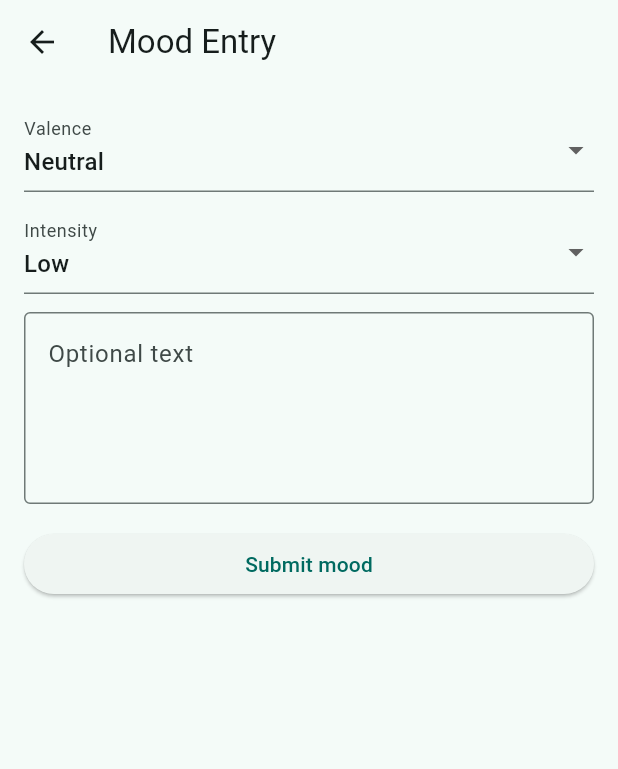
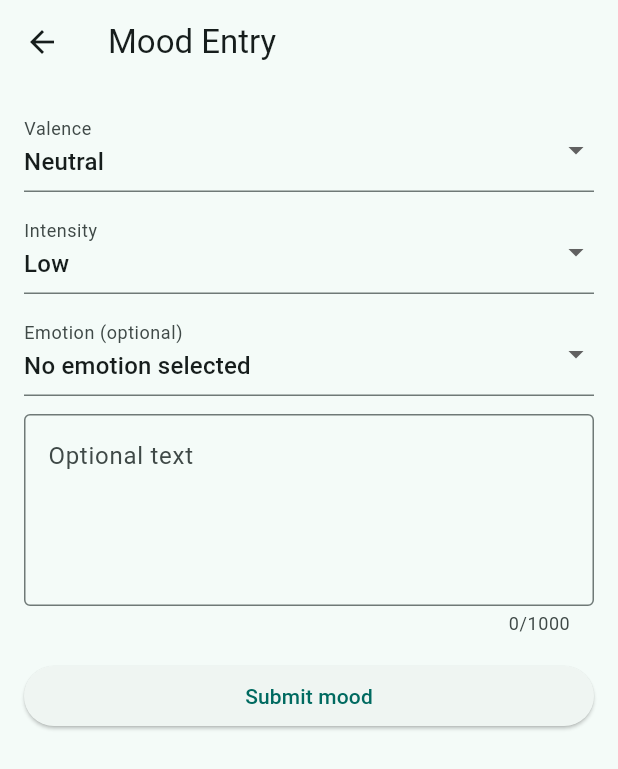
Before and after one commit to golcuil/WeAreMany, a Flutter app: the MoodEntryScreen screen opened by its route, on a phone screen of 412 x 824 dp. Shown: the top 769 px of the screen. Run offline on Flutter 3.47's test engine with Material 3 defaults, Android fonts, the phone set to English and light mode, and no system bars; our stand-ins replace flutter_riverpod.

Commit message:
Mood entry flow + crisis UX (T-009)

```diff
--- a/lib/features/mood/mood_entry_screen.dart
+++ b/lib/features/mood/mood_entry_screen.dart
@@ -18,6 +18,7 @@ class _MoodEntryScreenState extends ConsumerState<MoodEntryScreen> {
   final _textController = TextEditingController();
   String _valence = 'neutral';
   String _intensity = 'low';
+  String? _emotion;
   bool _simulate = false;
 
   @override
@@ -32,9 +33,11 @@ class _MoodEntryScreenState extends ConsumerState<MoodEntryScreen> {
       MoodRequest(
         valence: _valence,
         intensity: _intensity,
+        emotion: _emotion,
         freeText: _textController.text,
       ),
     );
+    _textController.clear();
     if (response.crisisAction == 'show_crisis' && mounted) {
       Navigator.of(context).pushNamed(CrisisScreen.routeName);
     }
@@ -66,7 +69,7 @@ class _MoodEntryScreenState extends ConsumerState<MoodEntryScreen> {
         padding: const EdgeInsets.all(16),
         children: [
           DropdownButtonFormField<String>(
-            value: _valence,
+            initialValue: _valence,
             items: const [
               DropdownMenuItem(value: 'positive', child: Text('Positive')),
               DropdownMenuItem(value: 'neutral', child: Text('Neutral')),
@@ -77,7 +80,7 @@ class _MoodEntryScreenState extends ConsumerState<MoodEntryScreen> {
           ),
           const SizedBox(height: 12),
           DropdownButtonFormField<String>(
-            value: _intensity,
+            initialValue: _intensity,
             items: const [
               DropdownMenuItem(value: 'low', child: Text('Low')),
               DropdownMenuItem(value: 'medium', child: Text('Medium')),
@@ -87,9 +90,29 @@ class _MoodEntryScreenState extends ConsumerState<MoodEntryScreen> {
             decoration: const InputDecoration(labelText: 'Intensity'),
           ),
           const SizedBox(height: 12),
+          DropdownButtonFormField<String?>(
+            initialValue: _emotion,
+            items: const [
+              DropdownMenuItem(value: null, child: Text('No emotion selected')),
+              DropdownMenuItem(value: 'calm', child: Text('Calm')),
+              DropdownMenuItem(value: 'content', child: Text('Content')),
+              DropdownMenuItem(value: 'hopeful', child: Text('Hopeful')),
+              DropdownMenuItem(value: 'happy', child: Text('Happy')),
+              DropdownMenuItem(value: 'anxious', child: Text('Anxious')),
+              DropdownMenuItem(value: 'sad', child: Text('Sad')),
+              DropdownMenuItem(value: 'disappointed', child: Text('Disappointed')),
+              DropdownMenuItem(value: 'angry', child: Text('Angry')),
+              DropdownMenuItem(value: 'overwhelmed', child: Text('Overwhelmed')),
+              DropdownMenuItem(value: 'numb', child: Text('Numb')),
+            ],
+            onChanged: (value) => setState(() => _emotion = value),
+            decoration: const InputDecoration(labelText: 'Emotion (optional)'),
+          ),
+          const SizedBox(height: 12),
           TextField(
             controller: _textController,
             maxLines: 4,
+            maxLength: 1000,
             decoration: const InputDecoration(
               labelText: 'Optional text',
               alignLabelWithHint: true,
@@ -104,7 +127,7 @@ class _MoodEntryScreenState extends ConsumerState<MoodEntryScreen> {
           const SizedBox(height: 16),
           if (state.simulateEnabled)
             SwitchListTile(
-              title: const Text('Simulate mode (dev)') ,
+              title: const Text('Simulate mode (dev)'),
               value: _simulate,
               onChanged: (value) => setState(() => _simulate = value),
             ),
@@ -118,11 +141,13 @@ class _MoodEntryScreenState extends ConsumerState<MoodEntryScreen> {
             Text('Decision: ${state.simulateDecision!.decision}'),
             Text('Reason: ${state.simulateDecision!.reason}'),
           ],
-          if (state.response != null) ...[
+          if (state.response != null && state.response!.crisisAction != 'show_crisis') ...[
             const SizedBox(height: 12),
             Text('Sanitized: ${state.response!.sanitizedText ?? '-'}'),
+            Text('Identity leak: ${state.response!.identityLeak}'),
+            Text('Leak types: ${state.response!.leakTypes.length}'),
+            Text('Re-id risk: ${state.response!.reidRisk.toStringAsFixed(2)}'),
             Text('Risk level: ${state.response!.riskLevel}'),
-            Text('Identity leak: ${state.response!.identityLeak}'),
           ],
           if (state.error != null) ...[
             const SizedBox(height: 12),
--- a/tasks/tasks.yaml
+++ b/tasks/tasks.yaml
@@ -369,7 +369,7 @@
 - id: T-009
   title: "Implement mood entry flow and crisis UX"
   owner: frontend
-  state: TODO
+  state: IN_PROGRESS
   goal: "Mood submission triggers crisis UX for risk_level==2"
   scope:
     in: ["Mood input UI", "Submit to API", "Crisis screen path"]
```
Also changed, not shown: lib/features/crisis/crisis_screen.dart (+22 -5 lines), 2 other files.
